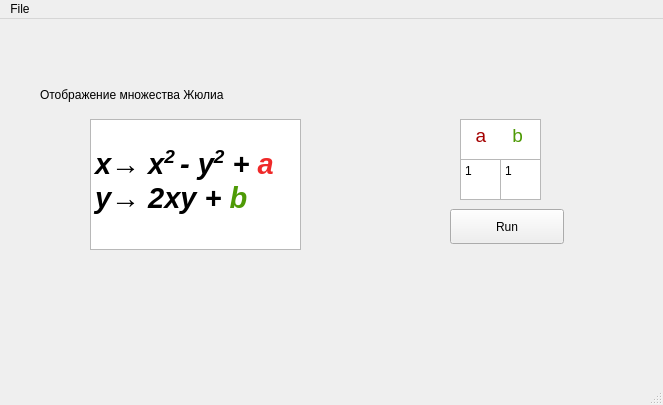
Qt form task1/mainwindow.ui (Dunder-Muffin/computer-simulation) before a commit.
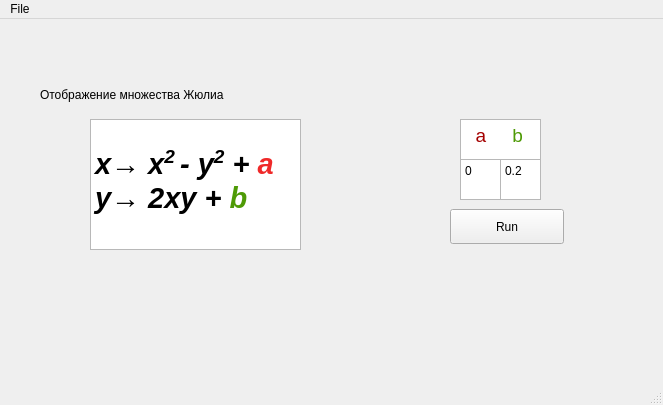
The same form after that commit.

```diff
--- a/task1/mainwindow.ui
+++ b/task1/mainwindow.ui
@@ -69,7 +69,7 @@
      </rect>
     </property>
     <property name="plainText">
-     <string>1</string>
+     <string>0.2</string>
     </property>
    </widget>
    <widget class="QPlainTextEdit" name="aParamEdit">
@@ -82,7 +82,7 @@
      </rect>
     </property>
     <property name="plainText">
-     <string>1</string>
+     <string>0</string>
     </property>
    </widget>
    <widget class="QTextBrowser" name="textBrowser_2">
```
